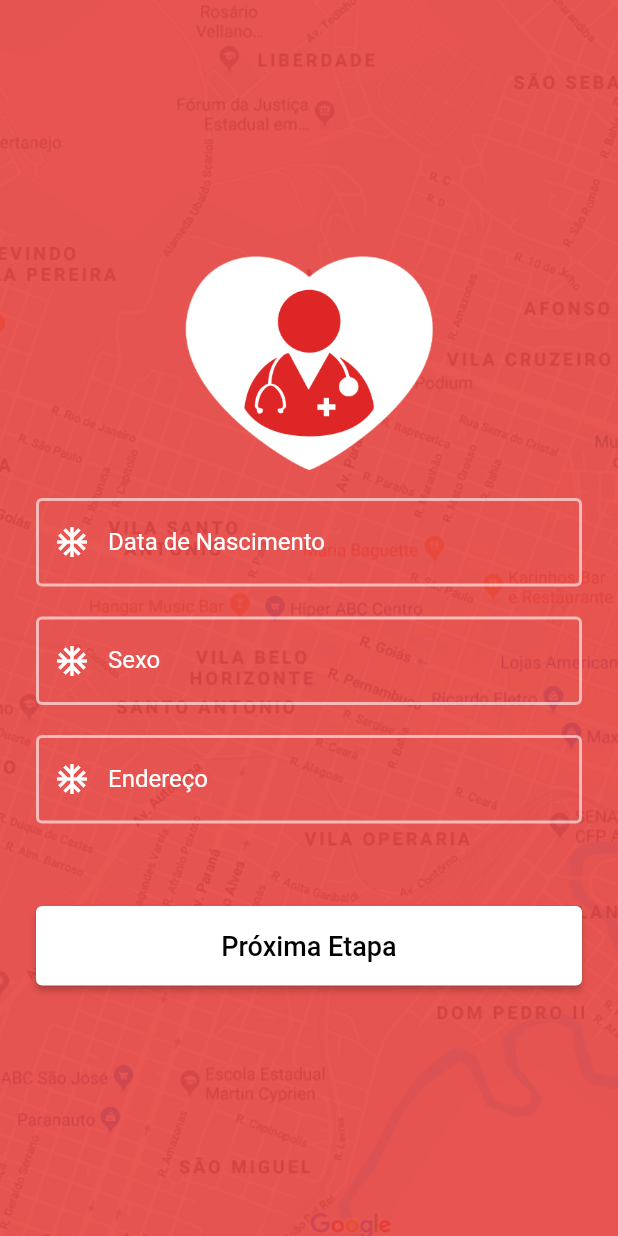
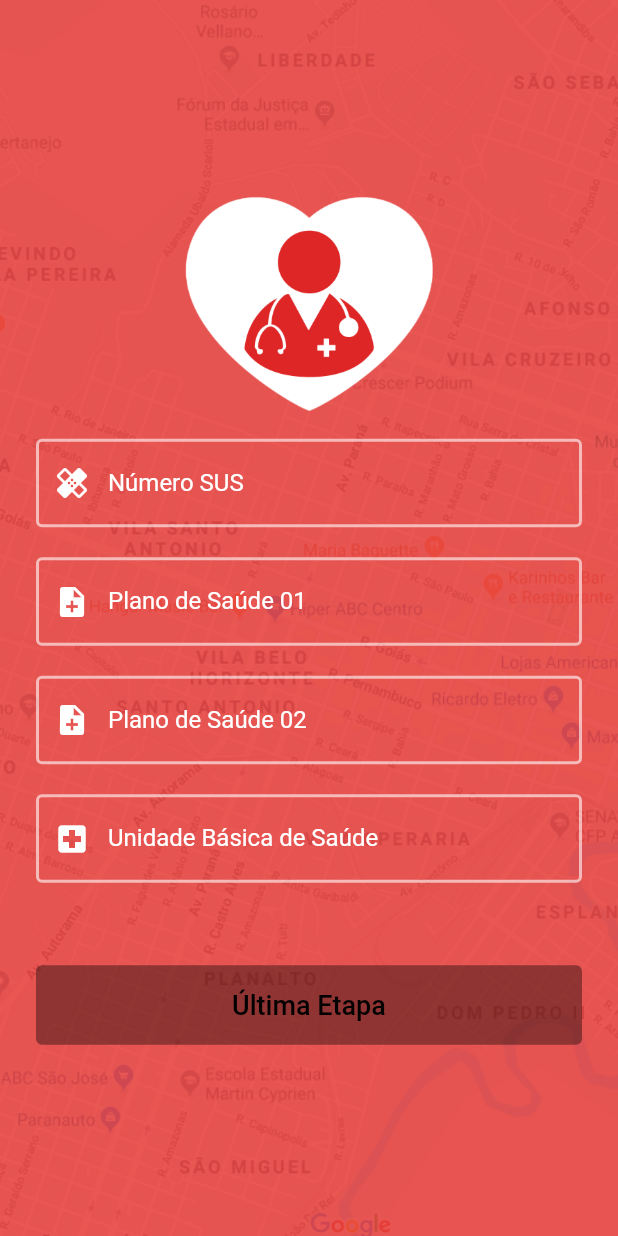
Before and after one commit to pedromartins28/tccCliente, a Flutter app: the SignForm screen opened directly, on a phone screen of 412 x 824 dp. Run offline on Flutter 3.47's test engine with Material 2 defaults, Android fonts, the phone set to English and light mode, and no system bars; our stand-ins replace cached_network_image, cloud_firestore, firebase_auth, firebase_messaging, firebase_storage, flushbar and 6 more; missing offline and left inert: flutter_cupertino_date_picker, flutter_google_places, geocoder, google_maps_webservice; accounts and stored records are empty.

Commit message:
Melhorias no form cadastro

```diff
--- a/lib/models/state.dart
+++ b/lib/models/state.dart
@@ -3,7 +3,8 @@ import 'package:cliente/models/user.dart';
 
 class StateModel {
   FirebaseUser authUser;
-  bool isLoading, goAhead = false;
+  bool isLoading;
+  int goAhead = 0;
   User user;
 
   StateModel({
--- a/lib/ui/pages/signForm.dart
+++ b/lib/ui/pages/signForm.dart
@@ -10,7 +10,7 @@ class SignForm extends StatefulWidget {
 
 class _SignFormState extends State<SignForm> {
   final _formKey = GlobalKey<FormState>();
-  bool form01 = true;
+  bool form01 = false;
 
   @override
   Widget build(BuildContext context) {
@@ -50,31 +50,28 @@ class _SignFormState extends State<SignForm> {
                         ),
                       ),
                       form01
-                          ? InputForm(
-                              icone: Icons.ac_unit, texto: "Data de Nascimento")
-                          : InputForm(
-                              icone: Icons.ac_unit, texto: "Número SUS"),
+                          ? InputForm("Data de Nascimento", Icons.date_range)
+                          : InputForm("Número SUS", Icons.healing),
                       form01
-                          ? InputForm(icone: Icons.ac_unit, texto: "Sexo")
-                          : InputForm(
-                              icone: Icons.ac_unit, texto: "Plano de Saúde 1"),
+                          ? InputForm("Sexo", Icons.person)
+                          : InputForm("Plano de Saúde 01", Icons.note_add),
                       form01
-                          ? InputForm(icone: Icons.ac_unit, texto: "Endereço")
-                          : InputForm(
-                              icone: Icons.ac_unit, texto: "Plano de Saúde 2"),
+                          ? InputForm("Endereço", Icons.home)
+                          : InputForm("Plano de Saúde 02", Icons.note_add),
                       form01
                           ? SizedBox(
                               height: 50,
                             )
                           : InputForm(
-                              icone: Icons.ac_unit,
-                              texto: "Unidade Básica de Saúde"),
+                              "Unidade Básica de Saúde", Icons.local_hospital),
                       form01
-                          ? Botao(texto2: "Próxima Etapa")
+                          ? Botao("Próxima Etapa", changeForm01())
                           : SizedBox(
                               height: 50,
                             ),
-                      !form01 ? Botao(texto2: "Próximo") : Container(),
+                      !form01
+                          ? Botao("Última Etapa", changeForm01())
+                          : Container(),
                     ],
                   ),
                 ),
@@ -86,25 +83,20 @@ class _SignFormState extends State<SignForm> {
       ),
     );
   }
-}
 
-class InputForm extends StatelessWidget {
-  final TextEditingController _nameController = TextEditingController();
-  final FocusNode _nameFocus = FocusNode();
-  String texto;
-  IconData icone;
+  Widget InputForm(String text, IconData icon) {
+    final TextEditingController _nameController = TextEditingController();
+    final FocusNode _nameFocus = FocusNode();
+    String _texto = text;
+    IconData _icone = icon;
 
-  InputForm({this.texto, this.icone});
-
-  @override
-  Widget build(BuildContext context) {
     return Padding(
       padding: EdgeInsets.fromLTRB(0, 15, 0, 5),
       child: CustomField(
         enable: true,
-        prefixIcon: icone,
+        prefixIcon: _icone,
         iconColor: Colors.white,
-        labelText: texto,
+        labelText: _texto,
         onFieldSubmitted: (term) {
           FocusScope.of(context).requestFocus(_nameFocus);
         },
@@ -118,24 +110,28 @@ class InputForm extends StatelessWidget {
       ),
     );
   }
-}
 
-class Botao extends StatelessWidget {
-  String texto2;
+  Widget Botao(String texto, Function function) {
+    String _texto2 = texto;
+    Function _funcao = function;
 
-  Botao({this.texto2});
-
-  @override
-  Widget build(BuildContext context) {
     return RaisedButton(
-      child:
-          Text(texto2, style: TextStyle(fontSize: 18.0, color: Colors.black)),
+      child: Text(
+        _texto2,
+        style: TextStyle(fontSize: 18.0, color: Colors.black),
+      ),
       padding: EdgeInsets.all(16),
       shape: RoundedRectangleBorder(
         borderRadius: BorderRadius.circular(4.0),
       ),
       color: Colors.white,
-      onPressed: () {},
+      onPressed: _funcao,
     );
   }
+
+  changeForm01() {
+    setState(() {
+      form01 = !form01;
+    });
+  }
 }
--- a/lib/ui/pages/tabs/home.dart
+++ b/lib/ui/pages/tabs/home.dart
@@ -117,19 +117,21 @@ class _HomePageState extends State<HomePage> with TickerProviderStateMixin {
       if (notificationHandler != null) notificationHandler.dispose();
       notificationHandler = null;
       return SignInPage();
-    } else if (appState.goAhead) {
-      return SignForm();
     } else {
       if (appState.isLoading) {
         setState(() {
           _loadingVisible = true;
         });
         return Container();
+      } else if (appState.goAhead == 1) {
+        return SignForm();
       } else {
         if (notificationHandler == null) initNotifications();
-        setState(() {
-          _loadingVisible = false;
-        });
+        setState(
+          () {
+            _loadingVisible = false;
+          },
+        );
         return Scaffold(
           key: _scaffoldKey,
           bottomNavigationBar: Stack(
--- a/lib/util/state_widget.dart
+++ b/lib/util/state_widget.dart
@@ -43,7 +43,7 @@ class _StateWidgetState extends State<StateWidget> {
       state.authUser = authUser;
       state.isLoading = false;
       state.user = user;
-      state.goAhead = true;
+      state.goAhead = 1;
     });
   }
 
```
Also changed, not shown: 1 other file.
